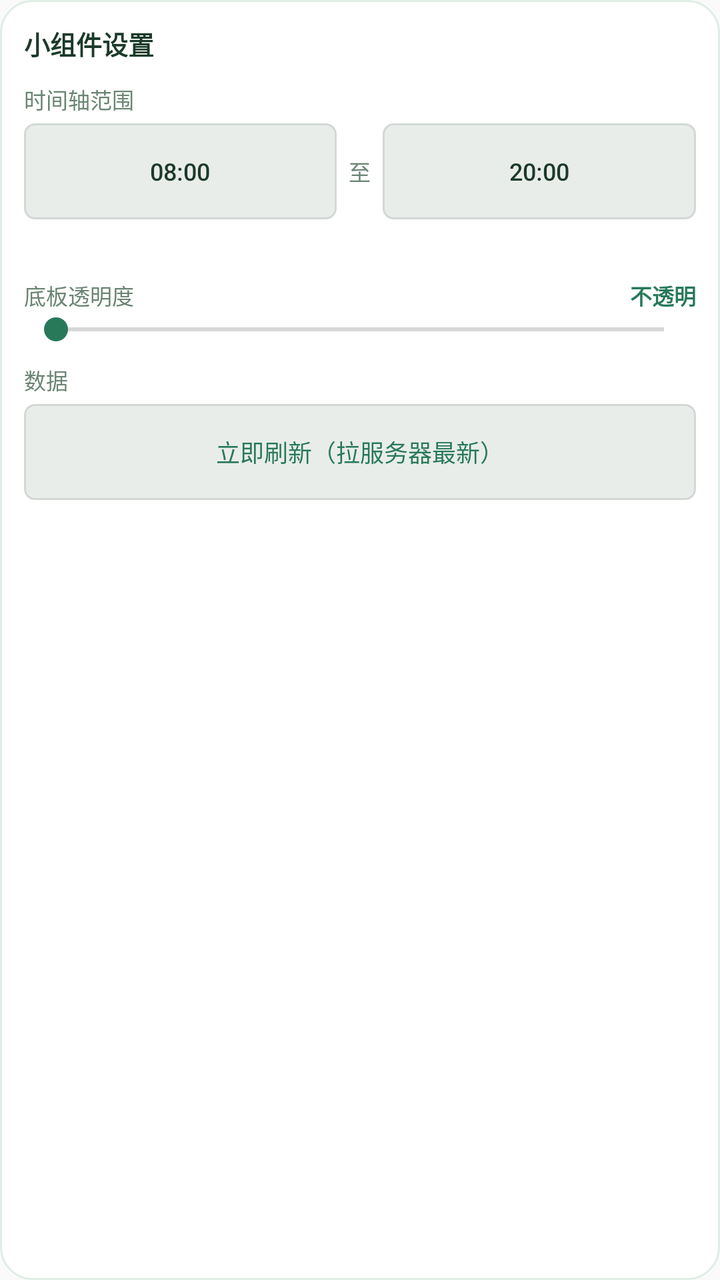
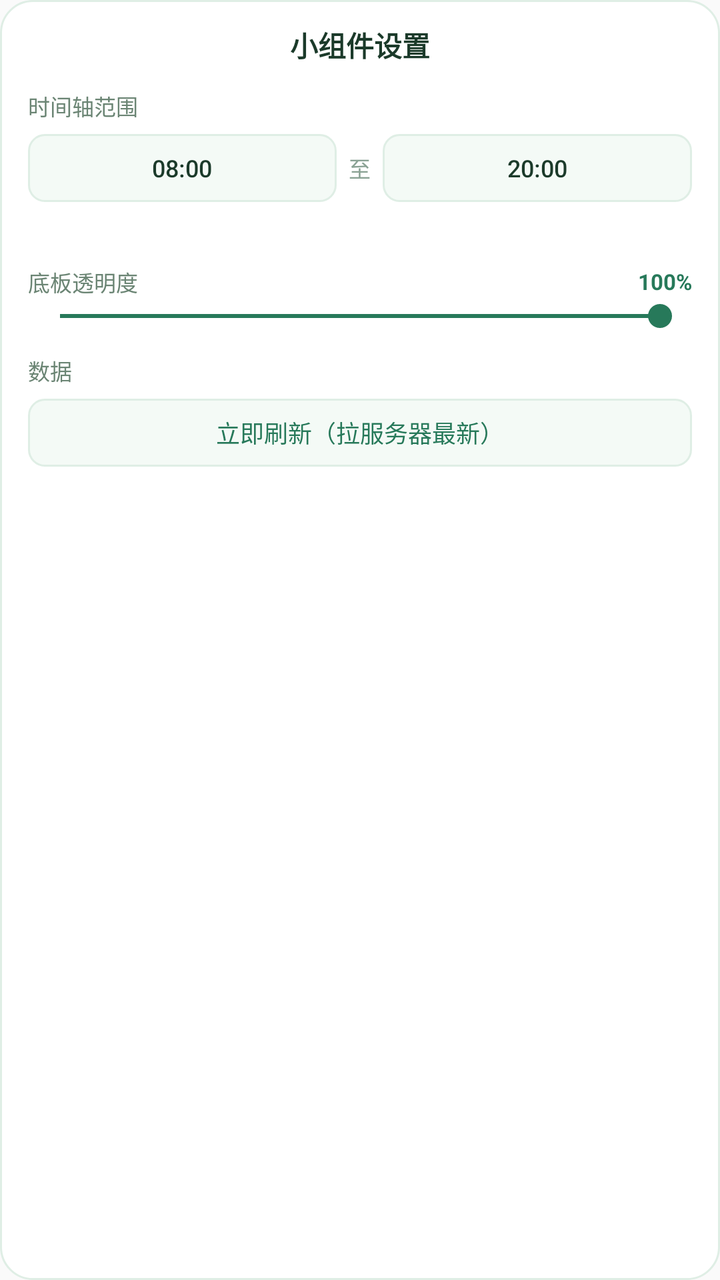

The first picture is an Android layout as it rendered before a commit; the second is the same layout after the commit. The layout source and the unified diff follow.
<!-- AndroidManifest.xml: application theme AppTheme -->
<!-- res/layout/dialog_settings.xml -->
<?xml version="1.0" encoding="utf-8"?>
<LinearLayout xmlns:android="http://schemas.android.com/apk/res/android"
    android:layout_width="252dp"
    android:layout_height="wrap_content"
    android:background="@drawable/dialog_bg"
    android:orientation="vertical"
    android:padding="12dp">

    <TextView
        android:layout_width="match_parent"
        android:layout_height="wrap_content"
        android:text="小组件设置"
        android:textColor="#1B3A2A"
        android:textSize="13sp"
        android:textStyle="bold" />

    
    <TextView
        android:layout_width="match_parent"
        android:layout_height="wrap_content"
        android:layout_marginTop="10dp"
        android:text="时间轴范围"
        android:textColor="#6B8574"
        android:textSize="11sp" />

    <LinearLayout
        android:layout_width="match_parent"
        android:layout_height="wrap_content"
        android:layout_marginTop="4dp"
        android:gravity="center_vertical"
        android:orientation="horizontal">

        <Button
            android:id="@+id/s_start"
            style="?android:attr/borderlessButtonStyle"
            android:layout_width="0dp"
            android:layout_height="wrap_content"
            android:layout_weight="1"
            android:background="@drawable/widget_habit_bg"
            android:text="08:00"
            android:textColor="#1B3A2A"
            android:textSize="12sp" />

        <TextView
            android:layout_width="wrap_content"
            android:layout_height="wrap_content"
            android:layout_marginLeft="6dp"
            android:layout_marginRight="6dp"
            android:text="至"
            android:textColor="#6B8574"
            android:textSize="11sp" />

        <Button
            android:id="@+id/s_end"
            style="?android:attr/borderlessButtonStyle"
            android:layout_width="0dp"
            android:layout_height="wrap_content"
            android:layout_weight="1"
            android:background="@drawable/widget_habit_bg"
            android:text="20:00"
            android:textColor="#1B3A2A"
            android:textSize="12sp" />
    </LinearLayout>

    <TextView
        android:id="@+id/s_hint"
        android:layout_width="match_parent"
        android:layout_height="wrap_content"
        android:layout_marginTop="6dp"
        android:textColor="#8AA294"
        android:textSize="10sp" />

    
    <LinearLayout
        android:layout_width="match_parent"
        android:layout_height="wrap_content"
        android:layout_marginTop="10dp"
        android:orientation="horizontal">

        <TextView
            android:layout_width="0dp"
            android:layout_height="wrap_content"
            android:layout_weight="1"
            android:text="底板透明度"
            android:textColor="#6B8574"
            android:textSize="11sp" />

        <TextView
            android:id="@+id/s_alpha_label"
            android:layout_width="wrap_content"
            android:layout_height="wrap_content"
            android:text="不透明"
            android:textColor="#27795A"
            android:textSize="11sp"
            android:textStyle="bold" />
    </LinearLayout>

    <SeekBar
        android:id="@+id/s_alpha"
        android:layout_width="match_parent"
        android:layout_height="wrap_content"
        android:layout_marginTop="0dp"
        android:max="60"
        android:progress="0"
        android:progressTint="#27795A"
        android:thumbTint="#27795A" />

    
    <TextView
        android:layout_width="match_parent"
        android:layout_height="wrap_content"
        android:layout_marginTop="8dp"
        android:text="数据"
        android:textColor="#6B8574"
        android:textSize="11sp" />

    <Button
        android:id="@+id/s_refresh"
        style="?android:attr/borderlessButtonStyle"
        android:layout_width="match_parent"
        android:layout_height="wrap_content"
        android:layout_marginTop="4dp"
        android:background="@drawable/widget_habit_bg"
        android:text="立即刷新（拉服务器最新）"
        android:textColor="#27795A"
        android:textSize="12sp" />

    <TextView
        android:id="@+id/s_status"
        android:layout_width="match_parent"
        android:layout_height="wrap_content"
        android:layout_marginTop="4dp"
        android:textColor="#8AA294"
        android:textSize="10sp" />
</LinearLayout>
<!-- resources referenced by this layout -->
<resources>
  <!-- drawable dialog_bg (drawable) -->
  <?xml version="1.0" encoding="utf-8"?>
  <shape xmlns:android="http://schemas.android.com/apk/res/android"
      android:shape="rectangle">
      <solid android:color="#FFFFFF" />
      <corners android:radius="16dp" />
      <stroke android:width="1dp" android:color="#DFEEE5" />
  </shape>
  <!-- drawable widget_habit_bg (drawable) -->
  <?xml version="1.0" encoding="utf-8"?>
  <shape xmlns:android="http://schemas.android.com/apk/res/android"
      android:shape="rectangle">
      <solid android:color="#E9EDEA" />
      <corners android:radius="5dp" />
      <stroke android:width="1dp" android:color="#D2D9D5" />
  </shape>
  <style name="AppTheme" parent="Theme.AppCompat.Light.DarkActionBar">
          
          <item name="colorPrimary">@color/colorPrimary</item>
          <item name="colorPrimaryDark">@color/colorPrimaryDark</item>
          <item name="colorAccent">@color/colorAccent</item>
      </style>
</resources>

<!-- the commit's change to res/layout/dialog_settings.xml (unified diff, before → after) -->
@@ -1,62 +1,76 @@
 <?xml version="1.0" encoding="utf-8"?>
 <LinearLayout xmlns:android="http://schemas.android.com/apk/res/android"
-    android:layout_width="252dp"
+    android:layout_width="272dp"
     android:layout_height="wrap_content"
     android:background="@drawable/dialog_bg"
     android:orientation="vertical"
-    android:padding="12dp">
+    android:paddingLeft="14dp"
+    android:paddingTop="12dp"
+    android:paddingRight="14dp"
+    android:paddingBottom="12dp">
 
     <TextView
         android:layout_width="match_parent"
         android:layout_height="wrap_content"
+        android:gravity="center"
         android:text="小组件设置"
         android:textColor="#1B3A2A"
-        android:textSize="13sp"
+        android:textSize="14sp"
         android:textStyle="bold" />
 
     
     <TextView
         android:layout_width="match_parent"
         android:layout_height="wrap_content"
-        android:layout_marginTop="10dp"
+        android:layout_marginTop="12dp"
         android:text="时间轴范围"
         android:textColor="#6B8574"
         android:textSize="11sp" />
 
     <LinearLayout
         android:layout_width="match_parent"
-        android:layout_height="wrap_content"
-        android:layout_marginTop="4dp"
-        android:gravity="center_vertical"
+        android:layout_height="34dp"
+        android:layout_marginTop="6dp"
         android:orientation="horizontal">
 
         <Button
             android:id="@+id/s_start"
             style="?android:attr/borderlessButtonStyle"
             android:layout_width="0dp"
-            android:layout_height="wrap_content"
+            android:layout_height="match_parent"
             android:layout_weight="1"
-            android:background="@drawable/widget_habit_bg"
+            android:background="@drawable/dialog_field"
+            android:gravity="center"
+            android:minHeight="0dp"
+            android:minWidth="0dp"
+            android:paddingLeft="6dp"
+            android:paddingRight="6dp"
             android:text="08:00"
             android:textColor="#1B3A2A"
             android:textSize="12sp" />
 
         <TextView
             android:layout_width="wrap_content"
-            android:layout_height="wrap_content"
+            android:layout_height="match_parent"
             android:layout_marginLeft="6dp"
             android:layout_marginRight="6dp"
+            android:gravity="center"
             android:text="至"
-            android:textColor="#6B8574"
+            android:textColor="#8AA294"
             android:textSize="11sp" />
 
         <Button
             android:id="@+id/s_end"
             style="?android:attr/borderlessButtonStyle"
             android:layout_width="0dp"
-            android:layout_height="wrap_content"
+            android:layout_height="match_parent"
             android:layout_weight="1"
-            android:background="@drawable/widget_habit_bg"
+            android:background="@drawable/dialog_field"
+            android:gravity="center"
+            android:minHeight="0dp"
+            android:minWidth="0dp"
+            android:paddingLeft="6dp"
+            android:paddingRight="6dp"
             android:text="20:00"
             android:textColor="#1B3A2A"
             android:textSize="12sp" />
@@ -74,7 +88,8 @@
     <LinearLayout
         android:layout_width="match_parent"
         android:layout_height="wrap_content"
-        android:layout_marginTop="10dp"
+        android:layout_marginTop="12dp"
+        android:gravity="center_vertical"
         android:orientation="horizontal">
 
         <TextView
@@ -89,7 +104,7 @@
             android:id="@+id/s_alpha_label"
             android:layout_width="wrap_content"
             android:layout_height="wrap_content"
-            android:text="不透明"
+            android:text="100%"
             android:textColor="#27795A"
             android:textSize="11sp"
             android:textStyle="bold" />
@@ -101,7 +116,7 @@
         android:layout_height="wrap_content"
         android:layout_marginTop="0dp"
         android:max="60"
-        android:progress="0"
+        android:progress="60"
         android:progressTint="#27795A"
         android:thumbTint="#27795A" />
 
@@ -109,7 +124,7 @@
     <TextView
         android:layout_width="match_parent"
         android:layout_height="wrap_content"
-        android:layout_marginTop="8dp"
+        android:layout_marginTop="10dp"
         android:text="数据"
         android:textColor="#6B8574"
         android:textSize="11sp" />
@@ -118,9 +133,11 @@
         android:id="@+id/s_refresh"
         style="?android:attr/borderlessButtonStyle"
         android:layout_width="match_parent"
-        android:layout_height="wrap_content"
-        android:layout_marginTop="4dp"
-        android:background="@drawable/widget_habit_bg"
+        android:layout_height="34dp"
+        android:layout_marginTop="6dp"
+        android:background="@drawable/dialog_field"
+        android:minHeight="0dp"
+        android:minWidth="0dp"
         android:text="立即刷新（拉服务器最新）"
         android:textColor="#27795A"
         android:textSize="12sp" />
@@ -129,7 +146,7 @@
         android:id="@+id/s_status"
         android:layout_width="match_parent"
         android:layout_height="wrap_content"
-        android:layout_marginTop="4dp"
+        android:layout_marginTop="6dp"
         android:textColor="#8AA294"
         android:textSize="10sp" />
 </LinearLayout>
<!-- resource entries referenced after the edit -->
@@ -8,13 +8,15 @@
       <corners android:radius="16dp" />
       <stroke android:width="1dp" android:color="#DFEEE5" />
   </shape>
-  <!-- drawable widget_habit_bg (drawable) -->
+  <!-- drawable dialog_field (drawable) -->
   <?xml version="1.0" encoding="utf-8"?>
   <shape xmlns:android="http://schemas.android.com/apk/res/android"
       android:shape="rectangle">
-      <solid android:color="#E9EDEA" />
-      <corners android:radius="5dp" />
-      <stroke android:width="1dp" android:color="#D2D9D5" />
+      <solid android:color="@color/dialogField" />
+      <corners android:radius="8dp" />
+      <stroke
+          android:width="1dp"
+          android:color="#DFEEE5" />
   </shape>
   <style name="AppTheme" parent="Theme.AppCompat.Light.DarkActionBar">
           
@@ -22,5 +24,6 @@
           <item name="colorPrimaryDark">@color/colorPrimaryDark</item>
           <item name="colorAccent">@color/colorAccent</item>
       </style>
+  <color name="dialogField">#F4FAF6</color>
 </resources>
 
